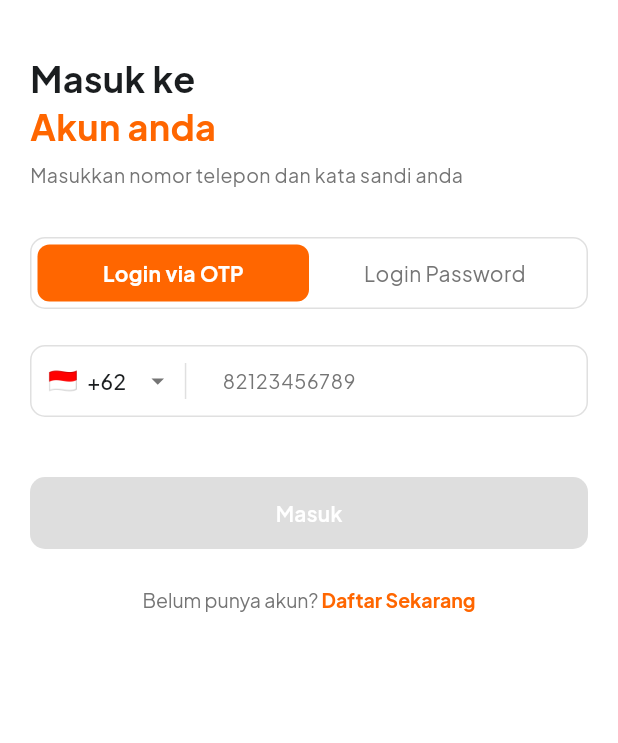
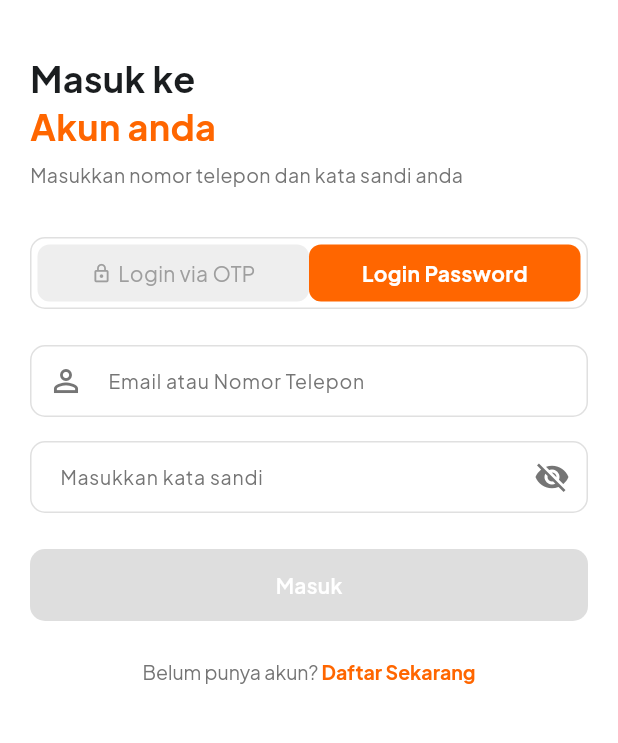
Before and after one commit to FikryIdhamD/bengkel-servisinaja, a Flutter app: the screen it shows after launch, on a phone screen of 412 x 824 dp, the part 60-803 px from its top. Run offline on Flutter 3.47's test engine with Material 3 defaults, Android fonts, the phone set to English and light mode, and no system bars; our stand-ins replace flutter_dotenv, flutter_riverpod, go_router, google_fonts, supabase_flutter; accounts and stored records are empty.

Commit message:
feat: Implementasi register fitur dan fix login bug

```diff
--- a/lib/core/network/supabase_config.dart
+++ b/lib/core/network/supabase_config.dart
@@ -5,7 +5,7 @@ class SupabaseConfig {
   static Future<void> initialize() async {
     await Supabase.initialize(
       url: dotenv.env['SUPABASE_URL'] ?? '',
-      anonKey: dotenv.env['SUPABASE_ANON_KEY'] ?? '',
+      publishableKey: dotenv.env['SUPABASE_ANON_KEY'] ?? '',
     );
   }
 
--- a/lib/core/routes/app_router.dart
+++ b/lib/core/routes/app_router.dart
@@ -4,6 +4,8 @@ import 'package:flutter_riverpod/flutter_riverpod.dart';
 
 import '../../features/auth/presentation/screens/splash_screen.dart';
 import '../../features/auth/presentation/screens/login_screen.dart';
+import '../../features/auth/presentation/screens/register_screen.dart';
+import '../../features/home/presentation/screens/home_screen.dart';
 
 // Provide the GoRouter instance via Riverpod so it can react to auth state changes later
 final goRouterProvider = Provider<GoRouter>((ref) {
@@ -13,13 +15,10 @@ final goRouterProvider = Provider<GoRouter>((ref) {
       GoRoute(path: '/', builder: (context, state) => const SplashScreen()),
       GoRoute(path: '/login', builder: (context, state) => const LoginScreen()),
       GoRoute(
-        path: '/home',
-        builder: (context, state) => const Scaffold(
-          body: Center(
-            child: Text('Home Screen'),
-          ), // TODO: Replace with actual Home Screen
-        ),
+        path: '/register',
+        builder: (context, state) => const RegisterScreen(),
       ),
+      GoRoute(path: '/home', builder: (context, state) => const HomeScreen()),
       // Tambahkan route lain sesuai kebutuhan PRD di sini
     ],
     // redirect: (context, state) {
--- a/lib/core/widgets/primary_button.dart
+++ b/lib/core/widgets/primary_button.dart
@@ -6,20 +6,22 @@ class PrimaryButton extends StatelessWidget {
   final String text;
   final VoidCallback? onPressed;
   final bool isLoading;
+  final Color? backgroundColor;
 
   const PrimaryButton({
-    Key? key,
+    super.key,
     required this.text,
     this.onPressed,
     this.isLoading = false,
-  }) : super(key: key);
+    this.backgroundColor,
+  });
 
   @override
   Widget build(BuildContext context) {
     return ElevatedButton(
       onPressed: isLoading ? null : onPressed,
       style: ElevatedButton.styleFrom(
-        backgroundColor: AppColors.primaryOrange,
+        backgroundColor: backgroundColor ?? AppColors.primaryOrange,
         disabledBackgroundColor: AppColors.disabled,
         minimumSize: const Size(double.infinity, 48),
         shape: RoundedRectangleBorder(borderRadius: BorderRadius.circular(10)),
--- a/lib/core/widgets/segmented_tab_control.dart
+++ b/lib/core/widgets/segmented_tab_control.dart
@@ -6,13 +6,15 @@ class SegmentedTabControl extends StatelessWidget {
   final List<String> tabs;
   final int selectedIndex;
   final ValueChanged<int> onTabChanged;
+  final List<int>? disabledIndices;
 
   const SegmentedTabControl({
-    Key? key,
+    super.key,
     required this.tabs,
     required this.selectedIndex,
     required this.onTabChanged,
-  }) : super(key: key);
+    this.disabledIndices,
+  });
 
   @override
   Widget build(BuildContext context) {
@@ -27,9 +29,11 @@ class SegmentedTabControl extends StatelessWidget {
       child: Row(
         children: List.generate(tabs.length, (index) {
           final isSelected = selectedIndex == index;
+          final isDisabled = disabledIndices?.contains(index) ?? false;
+
           return Expanded(
             child: GestureDetector(
-              onTap: () => onTabChanged(index),
+              onTap: isDisabled ? null : () => onTabChanged(index),
               child: AnimatedContainer(
                 duration: const Duration(milliseconds: 200),
                 curve: Curves.linear,
@@ -37,10 +41,23 @@ class SegmentedTabControl extends StatelessWidget {
                 decoration: BoxDecoration(
                   color: isSelected
                       ? AppColors.primaryOrange
-                      : Colors.transparent,
+                      : (isDisabled
+                            ? Colors.grey.shade200
+                            : Colors.transparent),
                   borderRadius: BorderRadius.circular(8),
                 ),
-                child: Text(
+                child: Row(
+                  mainAxisAlignment: MainAxisAlignment.center,
+                  children: [
+                    if (isDisabled) ...[
+                      Icon(
+                        Icons.lock_outline,
+                        size: 14,
+                        color: Colors.grey.shade500,
+                      ),
+                      const SizedBox(width: 4),
+                    ],
+                    Text(
                       tabs[index],
                       style: isSelected
                           ? AppTypography.body1Medium.copyWith(
@@ -48,8 +65,12 @@ class SegmentedTabControl extends StatelessWidget {
                               fontWeight: FontWeight.bold,
                             )
                           : AppTypography.body1Regular.copyWith(
-                          color: AppColors.textSecondary,
+                              color: isDisabled
+                                  ? Colors.grey.shade500
+                                  : AppColors.textSecondary,
                             ),
+                    ),
+                  ],
                 ),
               ),
             ),
--- a/lib/features/auth/logic/auth_controller.dart
+++ b/lib/features/auth/logic/auth_controller.dart
@@ -13,7 +13,8 @@ final authStateProvider = StreamProvider<AuthState>((ref) {
   return authRepo.authStateChanges;
 });
 
-// Provider to get the current session synchronously
+// Provider to get the current session synchronously, rebuilds on auth state change
 final currentSessionProvider = Provider<Session?>((ref) {
+  ref.watch(authStateProvider); // Listen to auth state changes
   return ref.watch(authRepositoryProvider).currentSession;
 });
--- a/lib/features/auth/presentation/screens/login_screen.dart
+++ b/lib/features/auth/presentation/screens/login_screen.dart
@@ -1,6 +1,7 @@
 import 'package:flutter/material.dart';
 import 'package:flutter_riverpod/flutter_riverpod.dart';
 import 'package:go_router/go_router.dart';
+import 'package:supabase_flutter/supabase_flutter.dart';
 import '../../../../core/constants/colors.dart';
 import '../../../../core/constants/typography.dart';
 import '../../../../core/constants/assets.dart';
@@ -17,8 +18,11 @@ class LoginScreen extends ConsumerStatefulWidget {
 }
 
 class _LoginScreenState extends ConsumerState<LoginScreen> {
-  int _activeTabIndex = 0; // 0: OTP, 1: Password
-  final TextEditingController _phoneController = TextEditingController();
+  int _activeTabIndex = 1; // 0: OTP, 1: Password
+  final TextEditingController _phoneController =
+      TextEditingController(); // Khusus OTP
+  final TextEditingController _identityController =
+      TextEditingController(); // Khusus Email/No Telepon untuk tab Password
   final TextEditingController _passwordController = TextEditingController();
   bool _isLoading = false;
   String _countryCode = '+62';
@@ -26,6 +30,7 @@ class _LoginScreenState extends ConsumerState<LoginScreen> {
   @override
   void dispose() {
     _phoneController.dispose();
+    _identityController.dispose();
     _passwordController.dispose();
     super.dispose();
   }
@@ -34,7 +39,7 @@ class _LoginScreenState extends ConsumerState<LoginScreen> {
     if (_activeTabIndex == 0) {
       return _phoneController.text.trim().isNotEmpty;
     } else {
-      return _phoneController.text.trim().isNotEmpty &&
+      return _identityController.text.trim().isNotEmpty &&
           _passwordController.text.isNotEmpty;
     }
   }
@@ -55,14 +60,14 @@ class _LoginScreenState extends ConsumerState<LoginScreen> {
     setState(() => _isLoading = true);
 
     try {
-      final phone = _normalizePhoneNumber(_phoneController.text);
       final authRepo = ref.read(authRepositoryProvider);
 
       if (_activeTabIndex == 0) {
-        // Logika Login OTP
+        // Logika Login OTP (Membutuhkan Nomor Telepon Murni)
+        final phone = _normalizePhoneNumber(_phoneController.text);
         await authRepo.signInWithOtp(phone: phone);
         if (mounted) {
-          // TODO: Navigasi ke halaman input OTP (Verifikasi OTP)
+          // TODO: Navigasi ke halaman input OTP
           ScaffoldMessenger.of(context).showSnackBar(
             const SnackBar(
               content: Text('Kode OTP telah dikirim ke nomor Anda'),
@@ -70,9 +75,30 @@ class _LoginScreenState extends ConsumerState<LoginScreen> {
           );
         }
       } else {
-        // Logika Login Password
+        // Logika Login Password (Bisa Email atau Nomor Telepon)
+        String identity = _identityController.text.trim();
+        String loginEmail = identity;
+
+        // Cek apakah inputan adalah nomor telepon (tidak mengandung '@')
+        if (!identity.contains('@')) {
+          // Normalisasi nomor telepon
+          String normalizedPhone = _normalizePhoneNumber(identity);
+
+          // Memanggil RPC di Supabase untuk mencari email berdasarkan nomor telepon
+          final response = await Supabase.instance.client.rpc(
+            'get_email_by_phone',
+            params: {'p_phone': normalizedPhone},
+          );
+
+          if (response == null) {
+            throw Exception('Nomor telepon tidak ditemukan / belum terdaftar.');
+          }
+          loginEmail = response as String;
+        }
+
+        // Login menggunakan email target dan password
         await authRepo.signInWithPassword(
-          phone: phone,
+          email: loginEmail,
           password: _passwordController.text,
         );
         if (mounted) {
@@ -167,6 +193,9 @@ class _LoginScreenState extends ConsumerState<LoginScreen> {
                     SegmentedTabControl(
                       tabs: const ['Login via OTP', 'Login Password'],
                       selectedIndex: _activeTabIndex,
+                      disabledIndices: const [
+                        0,
+                      ], // Nonaktifkan tab OTP sementara
                       onTabChanged: (index) {
                         setState(() {
                           _activeTabIndex = index;
@@ -176,6 +205,7 @@ class _LoginScreenState extends ConsumerState<LoginScreen> {
                     const SizedBox(height: 24),
 
                     // Input Fields
+                    if (_activeTabIndex == 0) ...[
                       PhoneInputField(
                         controller: _phoneController,
                         onChanged: (_) => setState(() {}),
@@ -185,16 +215,23 @@ class _LoginScreenState extends ConsumerState<LoginScreen> {
                           });
                         },
                       ),
+                    ] else ...[
+                      CustomTextField(
+                        controller: _identityController,
+                        placeholder: 'Email atau Nomor Telepon',
+                        prefix: const Icon(
+                          Icons.person_outline,
+                          color: AppColors.textSecondary,
+                        ),
+                        onChanged: (_) => setState(() {}),
+                      ),
                       const SizedBox(height: 16),
-
-                    if (_activeTabIndex == 1) ...[
                       CustomTextField(
                         controller: _passwordController,
                         placeholder: 'Masukkan kata sandi',
                         isPassword: true,
                         onChanged: (_) => setState(() {}),
                       ),
-                      const SizedBox(height: 16),
                     ],
 
                     const SizedBox(height: 24),
@@ -212,7 +249,7 @@ class _LoginScreenState extends ConsumerState<LoginScreen> {
                     Center(
                       child: GestureDetector(
                         onTap: () {
-                          // context.push('/register');
+                          context.push('/register');
                         },
                         child: RichText(
                           text: TextSpan(
```
Also changed, not shown: lib/features/auth/presentation/screens/register_screen.dart (added, +287 -0 lines). Lines whose indentation alone changed are shown as unchanged.
